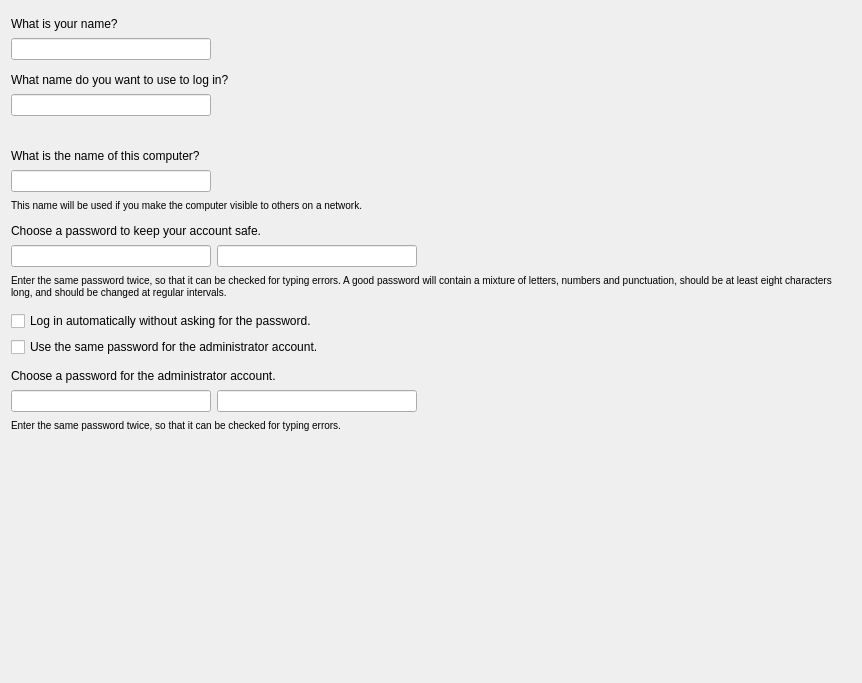
Before: the Qt Designer form src/modules/users/page_usersetup.ui in dagodax/calamares, drawn with Qt 5.
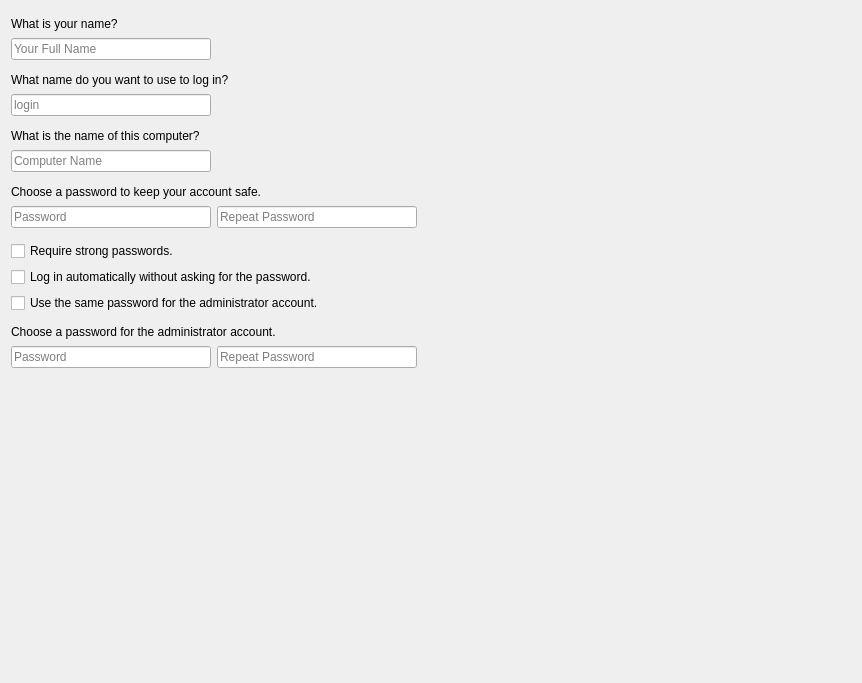
After: the same form once the commit is applied.

Commit message: merge upstream 3.17.1 adding packagechooser module, possible office suite selection addition tests needed how pasword quality changes are implemented not clear what all needs to be included in unpackfs.conf, kept same entry as before license page now comes with .conf for expanding license view, hopefully custom code no longer needed branding changes only applied in default, check what is needed for KaOS branding

```diff
--- a/src/modules/users/page_usersetup.ui
+++ b/src/modules/users/page_usersetup.ui
@@ -47,6 +47,9 @@
          <height>0</height>
         </size>
        </property>
+       <property name="placeholderText">
+        <string>Your Full Name</string>
+       </property>
       </widget>
      </item>
      <item>
@@ -137,6 +140,9 @@
          <height>0</height>
         </size>
        </property>
+       <property name="placeholderText">
+        <string>login</string>
+       </property>
       </widget>
      </item>
      <item>
@@ -191,19 +197,6 @@
      </item>
     </layout>
    </item>
-   <item>
-    <widget class="QLabel" name="username_extra_label_2">
-     <property name="styleSheet">
-      <string notr="true">font-weight: normal</string>
-     </property>
-     <property name="text">
-      <string notr="true">&lt;Username extra label 2 text&gt;</string>
-     </property>
-     <property name="wordWrap">
-      <bool>true</bool>
-     </property>
-    </widget>
-   </item>
    <item>
     <spacer name="verticalSpacer_4">
      <property name="orientation">
@@ -246,6 +239,12 @@
          <height>0</height>
         </size>
        </property>
+       <property name="toolTip">
+        <string>&lt;small&gt;This name will be used if you make the computer visible to others on a network.&lt;/small&gt;</string>
+       </property>
+       <property name="placeholderText">
+        <string>Computer Name</string>
+       </property>
       </widget>
      </item>
      <item>
@@ -300,19 +299,6 @@
      </item>
     </layout>
    </item>
-   <item>
-    <widget class="QLabel" name="hostname_extra_label_2">
-     <property name="styleSheet">
-      <string notr="true">font-weight: normal</string>
-     </property>
-     <property name="text">
-      <string>&lt;small&gt;This name will be used if you make the computer visible to others on a network.&lt;/small&gt;</string>
-     </property>
-     <property name="wordWrap">
-      <bool>false</bool>
-     </property>
-    </widget>
-   </item>
    <item>
     <spacer name="verticalSpacer_3">
      <property name="orientation">
@@ -358,6 +344,9 @@
        <property name="echoMode">
         <enum>QLineEdit::Password</enum>
        </property>
+       <property name="placeholderText">
+        <string>Password</string>
+       </property>
       </widget>
      </item>
      <item>
@@ -377,6 +366,9 @@
        <property name="echoMode">
         <enum>QLineEdit::Password</enum>
        </property>
+       <property name="placeholderText">
+        <string>Repeat Password</string>
+       </property>
       </widget>
      </item>
      <item>
@@ -431,19 +423,6 @@
      </item>
     </layout>
    </item>
-   <item>
-    <widget class="QLabel" name="password_extra_label_3">
-     <property name="styleSheet">
-      <string notr="true">font-weight: normal</string>
-     </property>
-     <property name="text">
-      <string>&lt;small&gt;Enter the same password twice, so that it can be checked for typing errors. A good password will contain a mixture of letters, numbers and punctuation, should be at least eight characters long, and should be changed at regular intervals.&lt;/small&gt;</string>
-     </property>
-     <property name="wordWrap">
-      <bool>true</bool>
-     </property>
-    </widget>
-   </item>
    <item>
     <spacer name="verticalSpacer_5">
      <property name="orientation">
@@ -460,6 +439,16 @@
      </property>
     </spacer>
    </item>
+   <item>
+    <widget class="QCheckBox" name="checkBoxValidatePassword">
+     <property name="toolTip">
+      <string>When this box is checked, password-strength checking is done and you will not be able to use a weak password.</string>
+     </property>
+     <property name="text">
+      <string>Require strong passwords.</string>
+     </property>
+    </widget>
+   </item>
    <item>
     <widget class="QCheckBox" name="checkBoxAutoLogin">
      <property name="text">
@@ -519,6 +508,9 @@
        <property name="echoMode">
         <enum>QLineEdit::Password</enum>
        </property>
+       <property name="placeholderText">
+        <string>Password</string>
+       </property>
       </widget>
      </item>
      <item>
@@ -538,6 +530,9 @@
        <property name="echoMode">
         <enum>QLineEdit::Password</enum>
        </property>
+       <property name="placeholderText">
+        <string>Repeat Password</string>
+       </property>
       </widget>
      </item>
      <item>
@@ -592,19 +587,6 @@
      </item>
     </layout>
    </item>
-   <item>
-    <widget class="QLabel" name="labelExtraRootPassword">
-     <property name="styleSheet">
-      <string notr="true">font-weight: normal</string>
-     </property>
-     <property name="text">
-      <string>&lt;small&gt;Enter the same password twice, so that it can be checked for typing errors.&lt;/small&gt;</string>
-     </property>
-     <property name="wordWrap">
-      <bool>true</bool>
-     </property>
-    </widget>
-   </item>
    <item>
     <spacer name="verticalSpacer_7">
      <property name="orientation">
```
Left out of the diff: 12 changed lines with no effect on the pictures. The commit also changes 131 other files.
